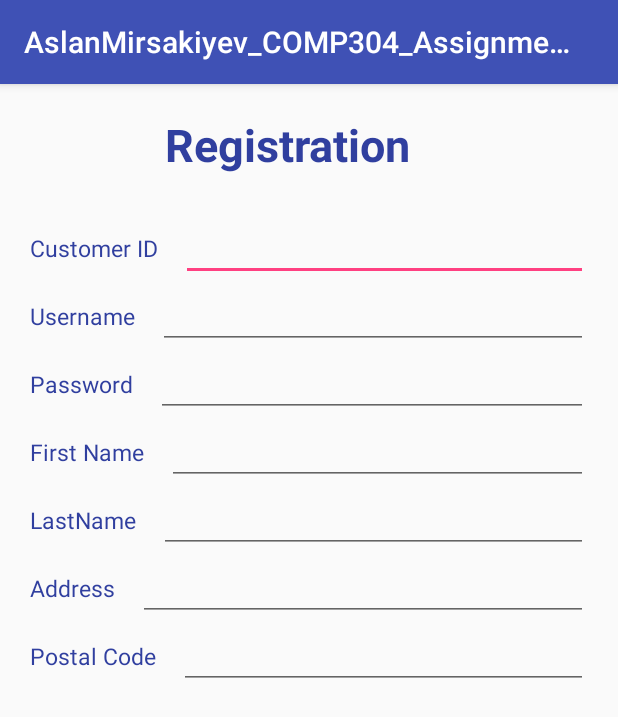
After one commit to mirsakiyev/COMP-304, an Android app: the Registration screen opened directly, with no data from a screen before it, on a phone screen of 412 x 824 dp. The commit adds this screen. Shown: the top 717 px of the screen. Run offline under Robolectric (Android 15) with nearby library versions, the phone set to English and light mode, and no system bars.

Commit message:
Major design needs in place

```diff
--- a/AslanMirsakiyev_COMP304_Assignment4/app/src/main/AndroidManifest.xml
+++ b/AslanMirsakiyev_COMP304_Assignment4/app/src/main/AndroidManifest.xml
@@ -16,6 +16,7 @@
                 <category android:name="android.intent.category.LAUNCHER" />
             </intent-filter>
         </activity>
+        <activity android:name=".Registration"></activity>
     </application>
 
 </manifest>
--- a/AslanMirsakiyev_COMP304_Assignment4/app/src/main/java/com/example/aslanmr/aslanmirsakiyev_comp304_assignment4/MainActivity.java
+++ b/AslanMirsakiyev_COMP304_Assignment4/app/src/main/java/com/example/aslanmr/aslanmirsakiyev_comp304_assignment4/MainActivity.java
@@ -1,13 +1,35 @@
 package com.example.aslanmr.aslanmirsakiyev_comp304_assignment4;
 
+/*
+ * Assignment 4 - Developing an Android Shopping App
+ * 9 of July, 2018
+ * Aslan Mirsakiyev
+ * #300850326
+ */
+
+import android.content.Intent;
 import android.support.v7.app.AppCompatActivity;
 import android.os.Bundle;
+import android.view.View;
+import android.widget.Button;
 
 public class MainActivity extends AppCompatActivity {
+
+    Button registerBtn;
 
     @Override
     protected void onCreate(Bundle savedInstanceState) {
         super.onCreate(savedInstanceState);
         setContentView(R.layout.activity_main);
+
+        // When user click Registration Btn it takes user to Registration Activity
+        registerBtn= findViewById(R.id.registerBtn);
+        registerBtn.setOnClickListener(new View.OnClickListener() {
+            @Override
+            public void onClick(View v) {
+                Intent intent=new Intent(MainActivity.this, Registration.class);
+                startActivity(intent);
+            }
+        });
     }
 }
--- /dev/null
+++ b/AslanMirsakiyev_COMP304_Assignment4/app/src/main/java/com/example/aslanmr/aslanmirsakiyev_comp304_assignment4/Registration.java
@@ -0,0 +1,20 @@
+package com.example.aslanmr.aslanmirsakiyev_comp304_assignment4;
+
+/*
+ * Assignment 4 - Developing an Android Shopping App
+ * 9 of July, 2018
+ * Aslan Mirsakiyev
+ * #300850326
+ */
+
+import android.support.v7.app.AppCompatActivity;
+import android.os.Bundle;
+
+public class Registration extends AppCompatActivity {
+
+    @Override
+    protected void onCreate(Bundle savedInstanceState) {
+        super.onCreate(savedInstanceState);
+        setContentView(R.layout.activity_registration);
+    }
+}
--- /dev/null
+++ b/AslanMirsakiyev_COMP304_Assignment4/app/src/main/res/layout/activity_registration.xml
@@ -0,0 +1,153 @@
+<?xml version="1.0" encoding="utf-8"?>
+<LinearLayout xmlns:android="http://schemas.android.com/apk/res/android"
+    xmlns:app="http://schemas.android.com/apk/res-auto"
+    xmlns:tools="http://schemas.android.com/tools"
+    android:layout_width="match_parent"
+    android:layout_height="match_parent"
+    android:orientation="vertical"
+    android:layout_margin="20dp"
+    tools:context=".Registration">
+
+    <TextView
+        android:layout_width="match_parent"
+        android:layout_height="wrap_content"
+        android:text="Registration"
+        android:textColor="@color/colorPrimaryDark"
+        android:textSize="30dp"
+        android:textStyle="bold"
+        android:layout_marginLeft="90dp"
+        android:layout_marginBottom="25dp"/>
+
+    <!-- Customer ID -->
+    <LinearLayout
+        android:orientation="horizontal"
+        android:layout_width="match_parent"
+        android:layout_height="wrap_content">
+        <TextView
+            android:layout_width="wrap_content"
+            android:layout_height="wrap_content"
+            android:textColor="@color/colorPrimaryDark"
+            android:textSize="15dp"
+            android:layout_marginRight="15dp"
+            android:text="Customer ID" />
+        <EditText
+            android:id="@+id/editCustomerID"
+            android:layout_width="match_parent"
+            android:layout_height="wrap_content" />
+    </LinearLayout>
+
+
+    <!-- Username-->
+    <LinearLayout
+        android:orientation="horizontal"
+        android:layout_width="match_parent"
+        android:layout_height="wrap_content">
+        <TextView
+            android:layout_width="wrap_content"
+            android:layout_height="wrap_content"
+            android:textColor="@color/colorPrimaryDark"
+            android:textSize="15dp"
+            android:layout_marginRight="15dp"
+            android:text="Username" />
+        <EditText
+            android:id="@+id/editUsername"
+            android:layout_width="match_parent"
+            android:layout_height="wrap_content" />
+    </LinearLayout>
+
+
+    <!-- Password-->
+    <LinearLayout
+        android:orientation="horizontal"
+        android:layout_width="match_parent"
+        android:layout_height="wrap_content">
+        <TextView
+            android:layout_width="wrap_content"
+            android:layout_height="wrap_content"
+            android:textColor="@color/colorPrimaryDark"
+            android:textSize="15dp"
+            android:layout_marginRight="15dp"
+            android:text="Password" />
+        <EditText
+            android:id="@+id/editPassword"
+            android:layout_width="match_parent"
+            android:layout_height="wrap_content" />
+    </LinearLayout>
+
+
+    <!-- FirstName-->
+    <LinearLayout
+        android:orientation="horizontal"
+        android:layout_width="match_parent"
+        android:layout_height="wrap_content">
+        <TextView
+            android:layout_width="wrap_content"
+            android:layout_height="wrap_content"
+            android:textColor="@color/colorPrimaryDark"
+            android:textSize="15dp"
+            android:layout_marginRight="15dp"
+            android:text="First Name" />
+        <EditText
+            android:id="@+id/editFName"
+            android:layout_width="match_parent"
+            android:layout_height="wrap_content" />
+    </LinearLayout>
+
+
+    <!-- Last Name-->
+    <LinearLayout
+        android:orientation="horizontal"
+        android:layout_width="match_parent"
+        android:layout_height="wrap_content">
+        <TextView
+            android:layout_width="wrap_content"
+            android:layout_height="wrap_content"
+            android:textColor="@color/colorPrimaryDark"
+            android:textSize="15dp"
+            android:layout_marginRight="15dp"
+            android:text="LastName" />
+        <EditText
+            android:id="@+id/editLName"
+            android:layout_width="match_parent"
+            android:layout_height="wrap_content" />
+    </LinearLayout>
+
+
+    <!-- Address-->
+    <LinearLayout
+        android:orientation="horizontal"
+        android:layout_width="match_parent"
+        android:layout_height="wrap_content">
+        <TextView
+            android:layout_width="wrap_content"
+            android:layout_height="wrap_content"
+            android:textColor="@color/colorPrimaryDark"
+            android:textSize="15dp"
+            android:layout_marginRight="15dp"
+            android:text="Address" />
+        <EditText
+            android:id="@+id/editAddress"
+            android:layout_width="match_parent"
+            android:layout_height="wrap_content" />
+    </LinearLayout>
+
+
+    <!-- Postal Code-->
+    <LinearLayout
+        android:orientation="horizontal"
+        android:layout_width="match_parent"
+        android:layout_height="wrap_content">
+        <TextView
+            android:layout_width="wrap_content"
+            android:layout_height="wrap_content"
+            android:textColor="@color/colorPrimaryDark"
+            android:textSize="15dp"
+            android:layout_marginRight="15dp"
+            android:text="Postal Code" />
+        <EditText
+            android:id="@+id/editPostalCode"
+            android:layout_width="match_parent"
+            android:layout_height="wrap_content" />
+    </LinearLayout>
+
+</LinearLayout>
```
Also changed, not shown: AslanMirsakiyev_COMP304_Assignment4/app/src/main/java/com/example/aslanmr/aslanmirsakiyev_comp304_assignment4/Customer.java (+7 -16 lines).
